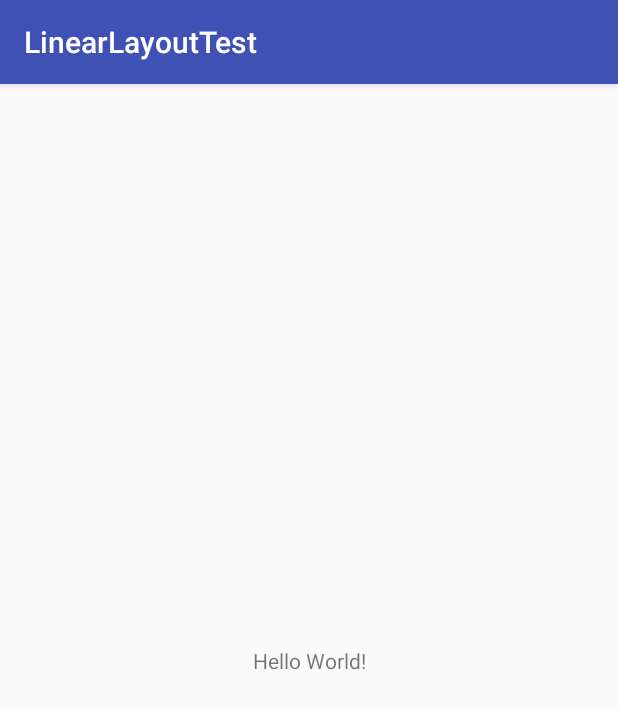
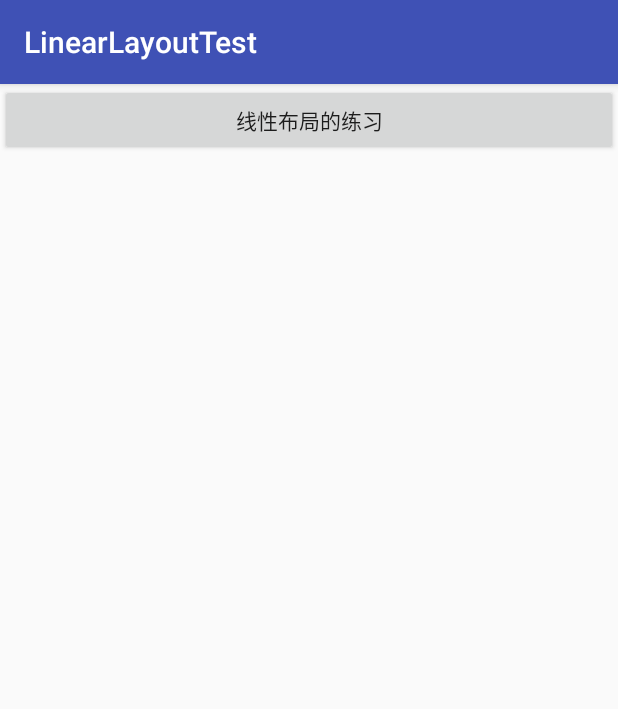
Before and after one commit to xhh4215/LinearLayoutTest, an Android app: the screen it shows after launch (MainActivity), on a phone screen of 412 x 824 dp. Shown: the top 709 px of the screen. Run offline under Robolectric (Android 15) with nearby library versions, the phone set to English and light mode, and no system bars.

Commit message:
在线性布局文件中添加按钮控件

```diff
--- a/app/src/main/res/layout/activity_main.xml
+++ b/app/src/main/res/layout/activity_main.xml
@@ -1,18 +1,12 @@
 <?xml version="1.0" encoding="utf-8"?>
-<android.support.constraint.ConstraintLayout xmlns:android="http://schemas.android.com/apk/res/android"
-    xmlns:app="http://schemas.android.com/apk/res-auto"
-    xmlns:tools="http://schemas.android.com/tools"
+<LinearLayout xmlns:android="http://schemas.android.com/apk/res/android"
     android:layout_width="match_parent"
     android:layout_height="match_parent"
-    tools:context="com.example.administrator.linearlayouttest.MainActivity">
+    android:orientation="vertical">
 
-    <TextView
-        android:layout_width="wrap_content"
+    <Button
+        android:layout_width="match_parent"
         android:layout_height="wrap_content"
-        android:text="Hello World!"
-        app:layout_constraintBottom_toBottomOf="parent"
-        app:layout_constraintLeft_toLeftOf="parent"
-        app:layout_constraintRight_toRightOf="parent"
-        app:layout_constraintTop_toTopOf="parent" />
+        android:text="线性布局的练习" />
 
-</android.support.constraint.ConstraintLayout>
+</LinearLayout>
```
